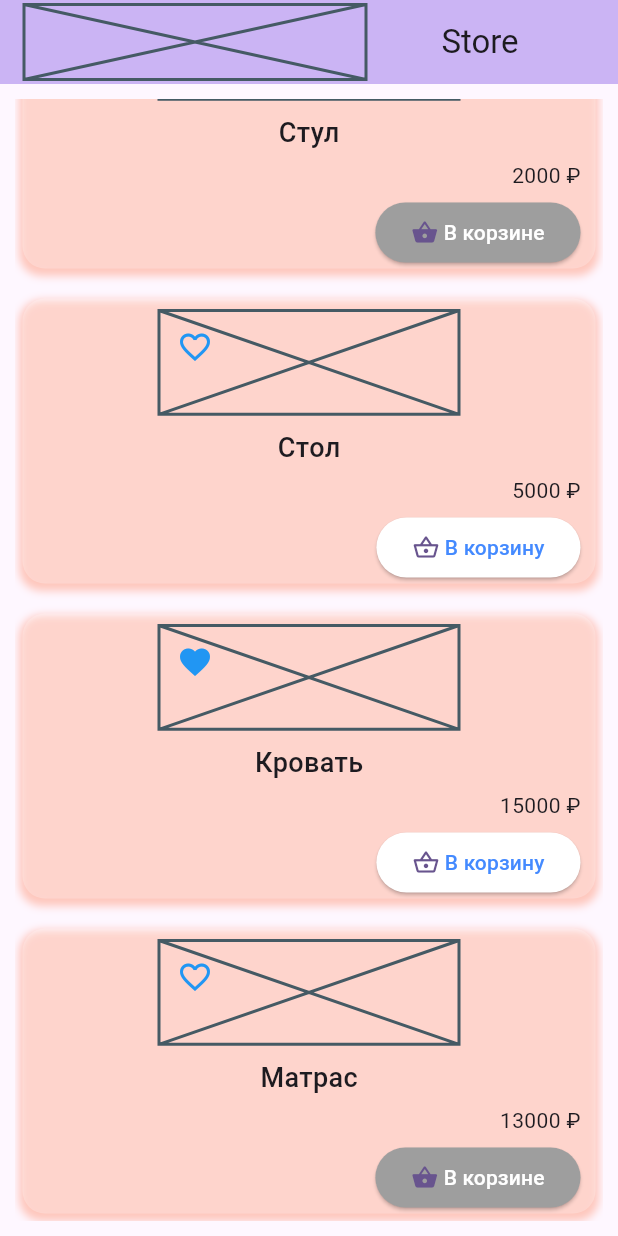
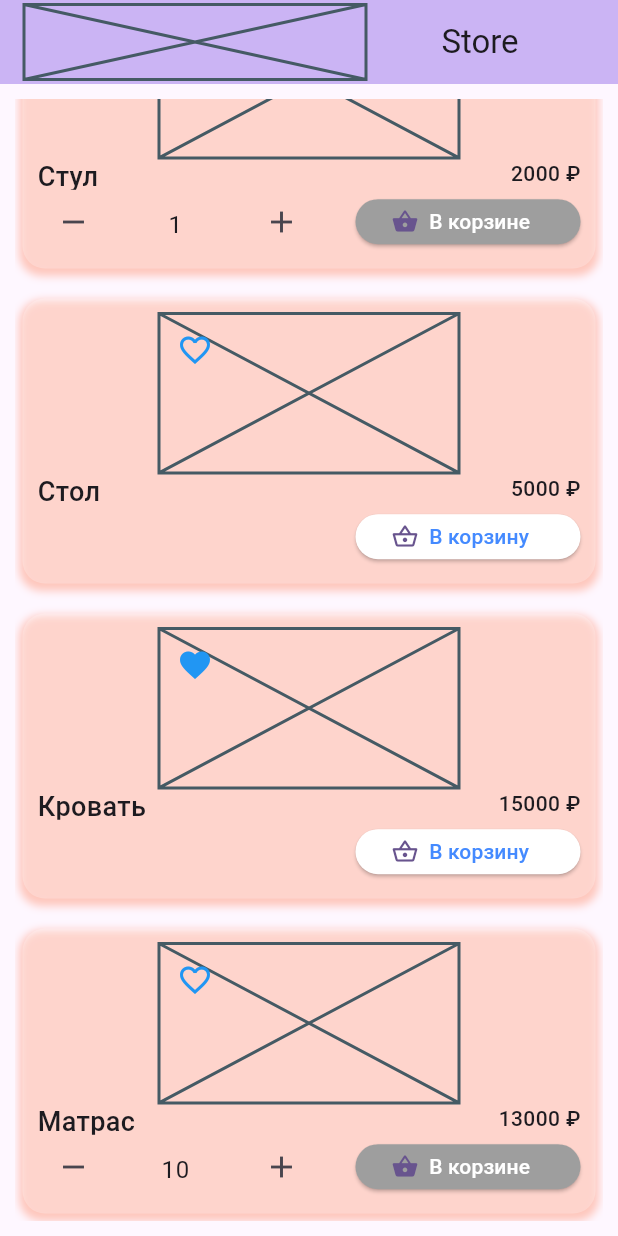
Before and after one commit to zsefvcx/state_management, a Flutter app: the screen it shows after launch, scrolled down 292 dp, on a phone screen of 412 x 824 dp. Run offline on Flutter 3.47's test engine with Material 2 defaults, Android fonts, the phone set to English and light mode, and no system bars; our stand-ins replace equatable, get_it, internet_connection_checker.

Commit message:
lesson13 furniture_store 30%

```diff
--- a/furniture_store/lib/data/datasources/local/feature_shopping_basket_source.dart
+++ b/furniture_store/lib/data/datasources/local/feature_shopping_basket_source.dart
@@ -13,4 +13,8 @@ abstract class FeatureShoppingBasketDataSource {
 
   bool status(int id);
 
+  int getCountBas(int id);
+
+  Future<void> setCountBas(int id, int value);
+
 }
--- a/furniture_store/lib/data/models/shopping_basket_model.dart
+++ b/furniture_store/lib/data/models/shopping_basket_model.dart
@@ -6,7 +6,7 @@ part 'shopping_basket_model.g.dart';
 @JsonSerializable(explicitToJson: true)
 class ShoppingBasketModel extends ShoppingBasketEntity{
 
-  ShoppingBasketModel({required int id}) : super(id = id);
+  ShoppingBasketModel({required int id, int count = 1}) : super(id = id, count = count);
 
   factory ShoppingBasketModel.fromJson(Map<String, dynamic> json) => _$ShoppingBasketModelFromJson(json);
 
--- a/furniture_store/lib/domain/bloc/shopping_basket_bloc.dart
+++ b/furniture_store/lib/domain/bloc/shopping_basket_bloc.dart
@@ -34,5 +34,11 @@ class ShoppingBasketBloc  with ChangeNotifier{
     notifyListeners();
   }
 
+  Future<void> setCountBas(int id, int value) async {
+    await _shoppingBasketRepository.setCountBas(id, value);
+    notifyListeners();
+  }
+
+  int getCountBas(int id) => _shoppingBasketRepository.getCountBas(id);
 
 }
--- a/furniture_store/lib/domain/entities/shopping_basket.dart
+++ b/furniture_store/lib/domain/entities/shopping_basket.dart
@@ -1,10 +1,15 @@
 
+
+import 'package:json_annotation/json_annotation.dart';
 
 abstract class ShoppingBasketEntity{
 
-  int id;
+  final int id;
 
-  ShoppingBasketEntity(this.id);
+  @JsonKey(defaultValue: 1)
+  int count;
+
+  ShoppingBasketEntity(this.id, [this.count = 1]);
 
   @override
   String toString() {
--- a/furniture_store/lib/domain/repositories/shopping_basket_repository.dart
+++ b/furniture_store/lib/domain/repositories/shopping_basket_repository.dart
@@ -10,4 +10,7 @@ abstract class ShoppingBasketRepository {
 
   Future<Set<ShoppingBasketEntity>> bas();
 
+  Future<void> setCountBas(int id, int value);
+
+  int getCountBas(int id);
 }
--- a/furniture_store/lib/presentation/widgets/card_product_widget.dart
+++ b/furniture_store/lib/presentation/widgets/card_product_widget.dart
@@ -1,11 +1,12 @@
 import 'package:flutter/foundation.dart';
 import 'package:flutter/material.dart';
+import 'package:flutter/services.dart';
 import 'package:furniture_store/domain/bloc/bloc.dart';
 import 'package:furniture_store/domain/bloc/shopping_basket_bloc.dart';
 import 'package:furniture_store/domain/entities/entities.dart';
 import 'package:provider/provider.dart';
 
-class CardProductWidget extends StatelessWidget {
+class CardProductWidget extends StatefulWidget {
   const CardProductWidget({
     super.key,
     required ProductEntity productEntity,
@@ -14,10 +15,24 @@ class CardProductWidget extends StatelessWidget {
   final ProductEntity _productEntity;
 
   @override
+  State<CardProductWidget> createState() => _CardProductWidgetState();
+}
+
+class _CardProductWidgetState extends State<CardProductWidget> {
+  late final TextEditingController _controller;
+
+  @override
+  void initState() {
+    super.initState();
+    _controller = TextEditingController();
+  }
+
+  @override
   Widget build(BuildContext context) {
-    if (kDebugMode) print('Build ${_productEntity.id}');
+    if (kDebugMode) print('Build ${widget._productEntity.id}');
     return Container(
       margin: const EdgeInsets.fromLTRB(5, 5, 5, 5),
+      padding: const EdgeInsets.all(10.0),
       decoration: BoxDecoration(
         color: Colors.white24,
         borderRadius: const BorderRadius.all(Radius.circular(15)),
@@ -38,21 +53,19 @@ class CardProductWidget extends StatelessWidget {
           crossAxisAlignment: CrossAxisAlignment.end,
           children: [
             Expanded(
-              flex: 3,
-              child: Padding(
-                padding: const EdgeInsets.all(8.0),
+              flex: 5,
               child: Center(
                 child: SizedBox(
                     width: 200,
                     child: Stack(children: [
                         const Placeholder(),
                         Consumer<FavoritesBloc>(builder: (_, favoritesBloc, __) {
-                            if (kDebugMode) print('Build favorite ${_productEntity.id}');
-                            bool status = favoritesBloc.statusFav(_productEntity.id);
+                          if (kDebugMode) print('Build favorite ${widget._productEntity.id}');
+                          bool status = favoritesBloc.statusFav(widget._productEntity.id);
                           return IconButton(
                             onPressed: () async {
-                                status? await favoritesBloc.remFav(_productEntity.id):
-                                        await favoritesBloc.addFav(_productEntity.id);
+                              status? await favoritesBloc.remFav(widget._productEntity.id):
+                                      await favoritesBloc.addFav(widget._productEntity.id);
                             }, //print('Нравиться id:${_productEntity.id}'),
                             icon: Icon(status?Icons.favorite:Icons.favorite_border,
                               color: Colors.blue,
@@ -66,60 +79,106 @@ class CardProductWidget extends StatelessWidget {
                 ),
               ),
             ),
-            ),
             Expanded(
               flex: 1,
-              child: Padding(
-                padding: const EdgeInsets.fromLTRB(10,0,10,0),
               child: Row(
                 crossAxisAlignment: CrossAxisAlignment.center,
-                  mainAxisAlignment: MainAxisAlignment.center,
-                  children: [
-                    Row(
+                mainAxisAlignment: MainAxisAlignment.spaceBetween,
                 children: [
                   Text(
-                          _productEntity.title,
+                    widget._productEntity.title,
                     style: const TextStyle(
                       fontSize: 18,
                       fontWeight: FontWeight.w500
                     ),
                   ),
-                      ],
+                  Text(
+                    '${widget._productEntity.price.toInt()} ₽',
+                    style: const TextStyle(
+                        fontSize: 14,
+                        fontWeight: FontWeight.w500
+                    ),
                   ),
                 ],
               ),
             ),
+            Expanded(
+              flex: 2,
+              child: Consumer<ShoppingBasketBloc>(builder: (_, shoppingBasketBloc, __) {
+                if (kDebugMode) print('Build button shoppingBasket ${widget._productEntity.id}');
+                bool status = shoppingBasketBloc.statusBas(widget._productEntity.id);
+                _controller.value = TextEditingValue(text: shoppingBasketBloc.getCountBas(widget._productEntity.id).toString());
+                return Row(
+                  crossAxisAlignment: CrossAxisAlignment.center,
+                  mainAxisAlignment: status?MainAxisAlignment.spaceBetween:MainAxisAlignment.end,
+                  children: [
+                    if (status)IconButton(
+                      onPressed: () async {
+                        int value = int.parse(_controller.value.text);
+                        value--;
+                        if(value <= 0) {
+                          value = 0;//и удаляем товар из корзины
+                          await shoppingBasketBloc.remBas(widget._productEntity.id);
+                        } else {
+                          _controller.value = TextEditingValue(
+                              text: value.toString());
+                          await shoppingBasketBloc.setCountBas(
+                              widget._productEntity.id, value);
+                        }
+                      }, icon: const Icon(Icons.remove),
                     ),
-            Expanded(
-              flex: 1,
-              child: Padding(
-                padding: const EdgeInsets.fromLTRB(10,0,10,0),
-                child: Row(
-                  crossAxisAlignment: CrossAxisAlignment.center,
-                  mainAxisAlignment: MainAxisAlignment.end,
-                  children: [
-                    FittedBox(
-                      child: Text('${_productEntity.price.toInt()} ₽', style: const TextStyle(fontSize: 14),),
+                    if (status)Container(
+                      padding: const EdgeInsets.fromLTRB(0, 0, 0, 6),
+                      height: 30,
+                      width: 40,
+                      child: TextField(
+                          controller: _controller,
+                          decoration:  const InputDecoration(
+                            border: InputBorder.none,
                           ),
+                          mouseCursor: SystemMouseCursors.text,
+                          maxLines: 1,
+                          minLines: 1,
+                          inputFormatters: [
+                            FilteringTextInputFormatter.allow(RegExp(r'^[0-9]{1,4}$')),
                           ],
+                          onChanged: (v) async {
+                            int value = int.parse(v);
+                            if(value > 999) value = 0;
+                            if(value <= 0){
+                              value = 0;//и удаляем товар из корзины
+                              await shoppingBasketBloc.remBas(widget._productEntity.id);
+                            } else {
+                              _controller.value =
+                                  TextEditingValue(text: value.toString());
+                              await shoppingBasketBloc.setCountBas(
+                                  widget._productEntity.id, value);
+                            }
+                          },
+                          textAlign: TextAlign.center,
+                          textAlignVertical: TextAlignVertical.center,
                       ),
                     ),
+                    if (status)IconButton(
+                      onPressed: () async {
+                        int value = int.parse(_controller.value.text);
+                        value++;
+                        if(value > 999) value = 999;
+                        _controller.value = TextEditingValue(text: value.toString());
+                        await shoppingBasketBloc.setCountBas(widget._productEntity.id, value);
+                      }, icon: const Icon(Icons.add),
                     ),
-            FittedBox(
-              child: Padding(
-                padding: const EdgeInsets.fromLTRB(10,0,10,0),
-                child:  Consumer<ShoppingBasketBloc>(builder: (_, shoppingBasketBloc, __) {
-                  if (kDebugMode) print('Build button shoppingBasket ${_productEntity.id}');
-                  bool status = shoppingBasketBloc.statusBas(_productEntity.id);
-                  return ElevatedButton(
+                    ElevatedButton(
                       style: ButtonStyle(
                           backgroundColor: MaterialStateProperty.all(
                               status?Colors.grey:Colors.white,
                           ),
+                        maximumSize: MaterialStateProperty.all(const Size(150, 30)),
+                        minimumSize: MaterialStateProperty.all(const Size(150, 30)),
                       ),
                       onPressed: () async {
-                      status? await shoppingBasketBloc.remBas(_productEntity.id):
-                      await shoppingBasketBloc.addBas(_productEntity.id);
+                        status? await shoppingBasketBloc.remBas(widget._productEntity.id):
+                        await shoppingBasketBloc.addBas(widget._productEntity.id);
                       },//print('В Корзину id:${_productEntity.id}');
                       child: Row(
                         children: [
@@ -127,17 +186,18 @@ class CardProductWidget extends StatelessWidget {
                           Center(
                             child: FittedBox(
                               child: Text(
-                              status?' В корзинe':' В корзину', textDirection: TextDirection.ltr,
+                                status?'  В корзинe':'  В корзину', textDirection: TextDirection.ltr,
                               style: TextStyle(color: status?Colors.white:Colors.blueAccent),
                               ),
                             ),
                           ),
                         ],
                       ),
+                    ),
+                  ],
                 );
               }),
             ),
-            )
           ],
         ),
       ),
```
Also changed, not shown: furniture_store/lib/data/datasources/local/feature_shopping_basket_source_impl.dart (+17 -1 lines), furniture_store/lib/data/repositories/shopping_basket_repository_impl.dart (+10 -2 lines), furniture_store/lib/data/models/shopping_basket_model.g.dart. Lines whose indentation alone changed are shown as unchanged.
